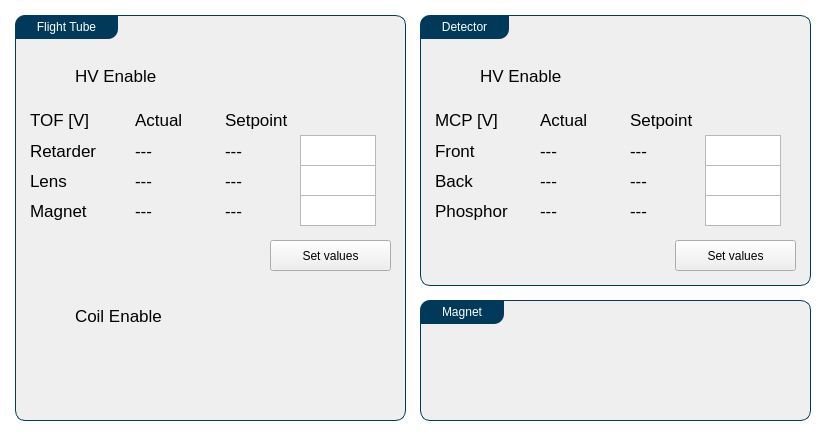
Above: Utils/ursapqConsoleResources/spectrometer.ui from pnjun/UrsaPQ-Manager before the change. Below: the same form after it.
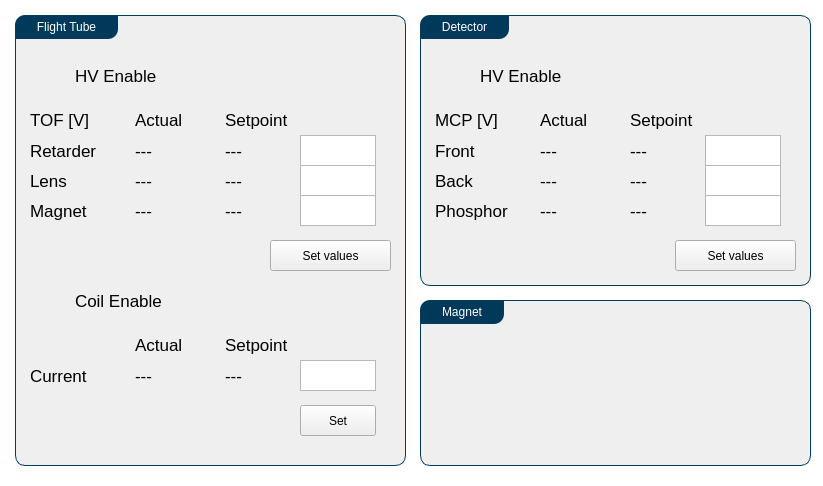
That is the form after the change.

```diff
--- a/Utils/ursapqConsoleResources/spectrometer.ui
+++ b/Utils/ursapqConsoleResources/spectrometer.ui
@@ -7,7 +7,7 @@
     <x>0</x>
     <y>0</y>
     <width>823</width>
-    <height>436</height>
+    <height>486</height>
    </rect>
   </property>
   <property name="windowTitle">
@@ -45,7 +45,7 @@
       <x>15</x>
       <y>15</y>
       <width>391</width>
-      <height>406</height>
+      <height>451</height>
      </rect>
     </property>
     <property name="title">
@@ -290,14 +290,14 @@
        <x>15</x>
        <y>270</y>
        <width>361</width>
-       <height>136</height>
+       <height>166</height>
       </rect>
      </property>
      <widget class="QWidget" name="verticalLayoutWidget_7">
       <property name="geometry">
        <rect>
         <x>0</x>
-        <y>15</y>
+        <y>0</y>
         <width>46</width>
         <height>31</height>
        </rect>
@@ -308,7 +308,7 @@
       <property name="geometry">
        <rect>
         <x>45</x>
-        <y>15</y>
+        <y>0</y>
         <width>166</width>
         <height>31</height>
        </rect>
@@ -317,6 +317,94 @@
        <string>Coil Enable</string>
       </property>
      </widget>
+     <widget class="QPlainTextEdit" name="coilCurrent_in">
+      <property name="geometry">
+       <rect>
+        <x>270</x>
+        <y>75</y>
+        <width>76</width>
+        <height>31</height>
+       </rect>
+      </property>
+     </widget>
+     <widget class="QLabel" name="label_19">
+      <property name="geometry">
+       <rect>
+        <x>195</x>
+        <y>45</y>
+        <width>76</width>
+        <height>30</height>
+       </rect>
+      </property>
+      <property name="text">
+       <string>Setpoint</string>
+      </property>
+     </widget>
+     <widget class="QLabel" name="coilCurrent_set">
+      <property name="geometry">
+       <rect>
+        <x>195</x>
+        <y>75</y>
+        <width>76</width>
+        <height>31</height>
+       </rect>
+      </property>
+      <property name="text">
+       <string>---</string>
+      </property>
+     </widget>
+     <widget class="QPushButton" name="coilSetButton">
+      <property name="geometry">
+       <rect>
+        <x>270</x>
+        <y>120</y>
+        <width>76</width>
+        <height>31</height>
+       </rect>
+      </property>
+      <property name="text">
+       <string>Set</string>
+      </property>
+     </widget>
+     <widget class="QLabel" name="label_18">
+      <property name="geometry">
+       <rect>
+        <x>105</x>
+        <y>45</y>
+        <width>76</width>
+        <height>30</height>
+       </rect>
+      </property>
+      <property name="text">
+       <string>Actual</string>
+      </property>
+     </widget>
+     <widget class="QLabel" name="coilCurrent">
+      <property name="geometry">
+       <rect>
+        <x>105</x>
+        <y>75</y>
+        <width>91</width>
+        <height>31</height>
+       </rect>
+      </property>
+      <property name="text">
+       <string>---</string>
+      </property>
+     </widget>
+     <widget class="QLabel" name="label_20">
+      <property name="geometry">
+       <rect>
+        <x>0</x>
+        <y>75</y>
+        <width>106</width>
+        <height>31</height>
+       </rect>
+      </property>
+      <property name="text">
+       <string>Current</string>
+      </property>
+     </widget>
     </widget>
    </widget>
    <widget class="QGroupBox" name="groupBox">
@@ -571,7 +659,7 @@
       <x>420</x>
       <y>300</y>
       <width>391</width>
-      <height>121</height>
+      <height>166</height>
      </rect>
     </property>
     <property name="title">
```
